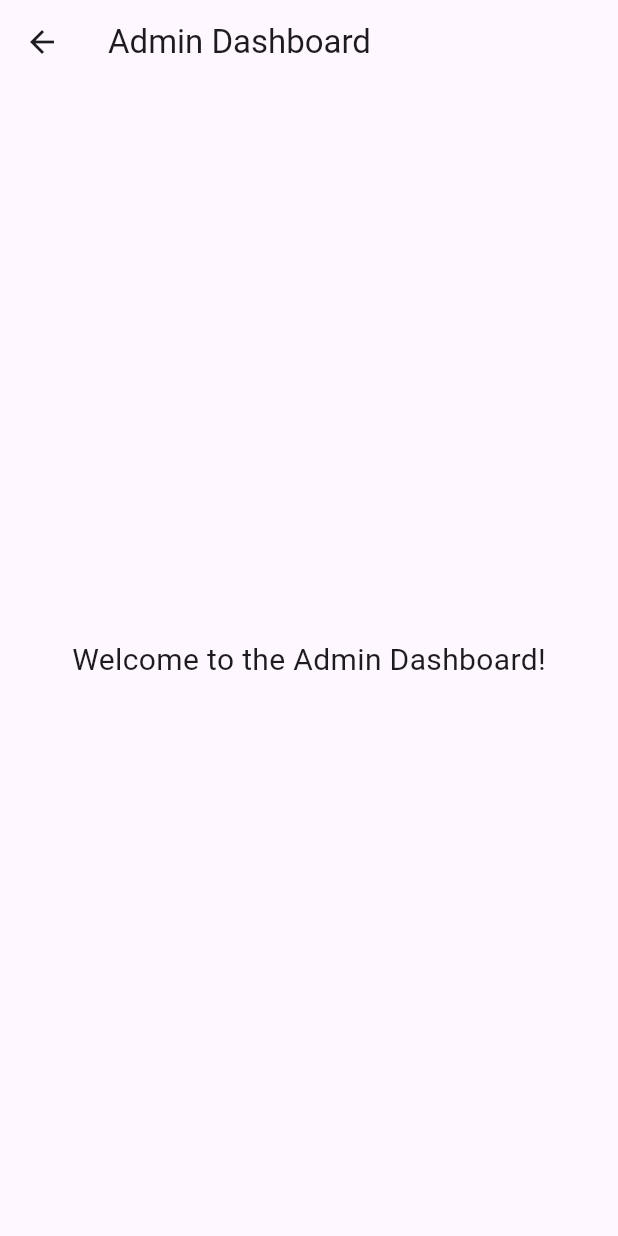
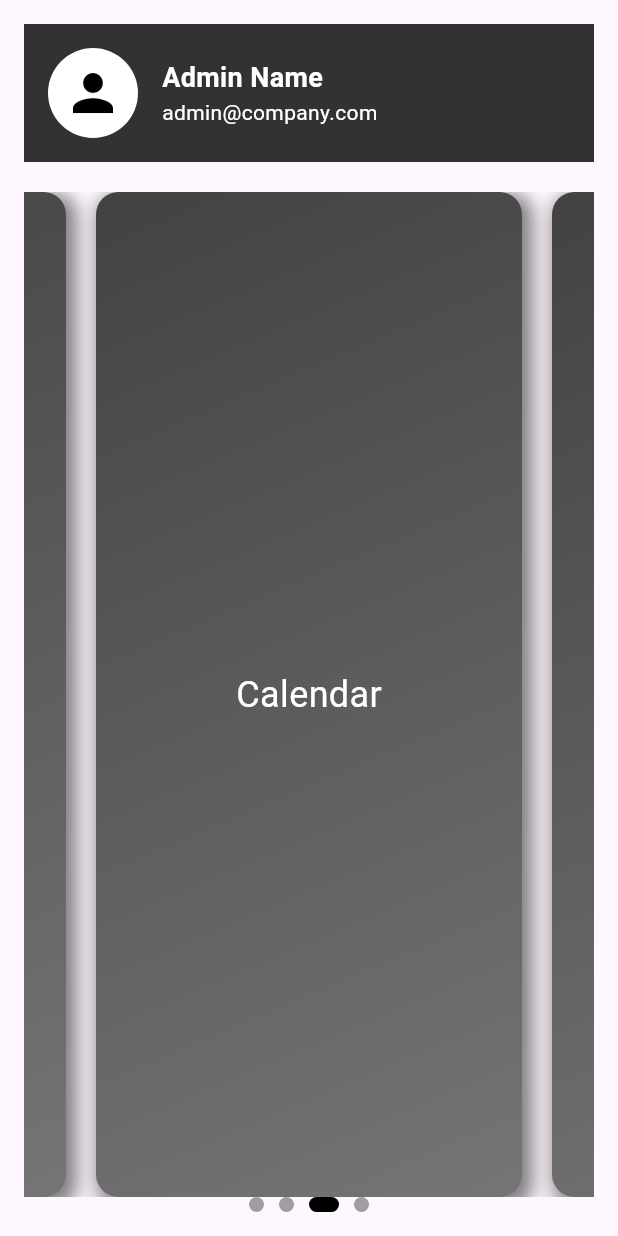
Before and after one commit to JeraldJeff05/GEOLOCATION-MAIN, a Flutter app: the AdminPage screen opened directly, on a phone screen of 412 x 824 dp. Run offline on Flutter 3.47's test engine with Material 3 defaults, Android fonts, the phone set to English and light mode, and no system bars; our stand-ins replace geolocator, table_calendar; project files that could hold a hidden picture were left out.

Commit message:
tangina sa wakas may sarili na ung admin

```diff
--- /dev/null
+++ b/lib/admin/admin_page.dart
@@ -0,0 +1,246 @@
+import 'package:flutter/material.dart';
+
+class AdminPage extends StatefulWidget {
+  @override
+  _AdminPageState createState() => _AdminPageState();
+}
+
+class _AdminPageState extends State<AdminPage> {
+  final PageController _pageController = PageController(
+    initialPage: 2, // Set the initial page to "Calendar"
+    viewportFraction:
+        0.8, // Makes the current page smaller and the next one peeks
+  );
+  int _currentPage = 2; // Start at "Calendar" page
+
+  final List<String> _pageTitles = [
+    'Employees Log',
+    'Geofencing',
+    'Calendar',
+    'Attendance',
+  ];
+
+  @override
+  void initState() {
+    super.initState();
+    // Adding a listener to update the current page index
+    _pageController.addListener(() {
+      setState(() {
+        _currentPage = _pageController.page!.toInt();
+      });
+    });
+  }
+
+  @override
+  Widget build(BuildContext context) {
+    return Scaffold(
+      drawer: _buildNavigationDrawer(),
+      body: LayoutBuilder(
+        builder: (context, constraints) {
+          // Check if the screen width is small (e.g., mobile)
+          bool isMobile = constraints.maxWidth < 600;
+
+          return Row(
+            children: [
+              // The Drawer is now a persistent sidebar for larger screens
+              if (!isMobile)
+                Container(
+                  width: 250, // Fixed width for the drawer on larger screens
+                  child: _buildNavigationDrawer(),
+                ),
+              // Main content is pushed to the right side of the screen
+              Expanded(
+                child: Padding(
+                  padding: const EdgeInsets.all(16.0),
+                  child: Column(
+                    crossAxisAlignment: CrossAxisAlignment.start,
+                    children: [
+                      // Profile Info Section
+                      Container(
+                        padding: const EdgeInsets.all(16),
+                        color: Colors.black.withOpacity(0.8),
+                        child: Row(
+                          children: [
+                            CircleAvatar(
+                              radius: 30,
+                              backgroundColor: Colors.white,
+                              child: Icon(
+                                Icons.person,
+                                color: Colors.black,
+                                size: 40,
+                              ),
+                            ),
+                            const SizedBox(width: 16),
+                            Column(
+                              crossAxisAlignment: CrossAxisAlignment.start,
+                              children: const [
+                                Text(
+                                  'Admin Name',
+                                  style: TextStyle(
+                                    fontSize: 18,
+                                    fontWeight: FontWeight.bold,
+                                    color: Colors.white,
+                                  ),
+                                ),
+                                Text(
+                                  'admin@company.com',
+                                  style: TextStyle(color: Colors.white),
+                                ),
+                              ],
+                            ),
+                          ],
+                        ),
+                      ),
+                      const SizedBox(height: 20),
+
+                      // Container Box for Sections with Swiping
+                      Expanded(
+                        child: PageView.builder(
+                          controller: _pageController,
+                          itemCount:
+                              _pageTitles.length * 1000, // Infinite pages
+                          scrollDirection: Axis.horizontal,
+                          itemBuilder: (context, index) {
+                            int actualIndex = index % _pageTitles.length;
+                            return _buildPage(
+                              _pageTitles[actualIndex],
+                              Colors.grey.withOpacity(0.8),
+                            );
+                          },
+                        ),
+                      ),
+
+                      // Page indicator (dots) at the bottom to show page navigation
+                      Center(
+                        child: Row(
+                          mainAxisAlignment: MainAxisAlignment.center,
+                          children: List.generate(_pageTitles.length, (index) {
+                            return AnimatedContainer(
+                              duration: const Duration(milliseconds: 300),
+                              margin: const EdgeInsets.symmetric(horizontal: 5),
+                              height: 10,
+                              width: _currentPage % _pageTitles.length == index
+                                  ? 20
+                                  : 10,
+                              decoration: BoxDecoration(
+                                color:
+                                    _currentPage % _pageTitles.length == index
+                                        ? Colors.black
+                                        : Colors.grey,
+                                borderRadius: BorderRadius.circular(5),
+                              ),
+                            );
+                          }),
+                        ),
+                      ),
+                    ],
+                  ),
+                ),
+              ),
+            ],
+          );
+        },
+      ),
+    );
+  }
+
+  // Function to build each page section with the text and color
+  Widget _buildPage(String title, Color color) {
+    return Container(
+      margin: const EdgeInsets.symmetric(horizontal: 10), // For the 3D effect
+      decoration: BoxDecoration(
+        gradient: LinearGradient(
+          colors: [
+            Colors.grey[800]!,
+            Colors.grey[600]!
+          ], // 3D effect with a gradient
+          begin: Alignment.topLeft,
+          end: Alignment.bottomRight,
+        ),
+        borderRadius: BorderRadius.circular(15), // Rounded corners for 3D feel
+        boxShadow: [
+          BoxShadow(
+            color: Colors.black
+                .withOpacity(0.5), // Darker shadow for a floating effect
+            spreadRadius: 3,
+            blurRadius: 10,
+            offset:
+                const Offset(4, 4), // Slightly offset shadow to create depth
+          ),
+        ],
+      ),
+      child: Center(
+        child: Text(
+          title,
+          style: const TextStyle(fontSize: 24, color: Colors.white),
+        ),
+      ),
+    );
+  }
+
+  // Build the side navigation drawer
+  Widget _buildNavigationDrawer() {
+    return Drawer(
+      child: Container(
+        color: const Color(0xFF1A1A1A), // Dark grey background
+        child: Column(
+          children: [
+            Container(
+              height: 150,
+              decoration: const BoxDecoration(
+                gradient: LinearGradient(
+                  colors: [Color(0xFF555555), Color(0xFF3B3B3B)],
+                  begin: Alignment.topCenter,
+                  end: Alignment.bottomCenter,
+                ),
+              ),
+              child: Center(
+                child: Column(
+                  mainAxisAlignment: MainAxisAlignment.center,
+                  children: [
+                    const CircleAvatar(
+                      radius: 35,
+                      backgroundColor: Colors.white,
+                      child: Icon(Icons.person, size: 30, color: Colors.black),
+                    ),
+                    const SizedBox(height: 10),
+                    Text(
+                      'Welcome, Admin!',
+                      style: Theme.of(context)
+                          .textTheme
+                          .titleLarge!
+                          .copyWith(color: Colors.white),
+                    ),
+                  ],
+                ),
+              ),
+            ),
+            _buildDrawerItem(Icons.home, 'Home', null),
+            _buildDrawerItem(Icons.settings, 'Settings', null),
+            _buildDrawerItem(Icons.logout, 'Logout', null, isLogout: true),
+          ],
+        ),
+      ),
+    );
+  }
+
+  // Drawer item widget
+  Widget _buildDrawerItem(IconData icon, String label, Widget? destination,
+      {bool isLogout = false}) {
+    return ListTile(
+      leading: Icon(icon, color: Colors.grey[400]),
+      title: Text(
+        label,
+        style: const TextStyle(color: Colors.white),
+      ),
+      onTap: () {
+        if (isLogout) {
+          Navigator.pushReplacementNamed(context, '/');
+        } else if (destination != null) {
+          Navigator.push(
+              context, MaterialPageRoute(builder: (context) => destination));
+        }
+      },
+    );
+  }
+}
--- a/lib/admin_page.dart
+++ /dev/null
@@ -1,20 +0,0 @@
-import 'package:flutter/material.dart';
-
-class AdminPage extends StatelessWidget {
-  const AdminPage({super.key});
-
-  @override
-  Widget build(BuildContext context) {
-    return Scaffold(
-      appBar: AppBar(
-        title: const Text('Admin Dashboard'),
-      ),
-      body: const Center(
-        child: Text(
-          'Welcome to the Admin Dashboard!',
-          style: TextStyle(fontSize: 20),
-        ),
-      ),
-    );
-  }
-}
--- a/lib/api_service.dart
+++ b/lib/api/api_service.dart
@@ -2,7 +2,7 @@ import 'package:http/http.dart' as http;
 
 class ApiService {
   static const String _apiUrl =
-      "http://192.168.120.17:8080/geofence/check"; // Replace with your API URL
+      "http://192.168.120.18:8080/geofence/check"; // Replace with your API URL
 
   Future<String> sendCoordinates(String lat, String lng) async {
     try {
--- a/lib/home_screen.dart
+++ b/lib/home_screen.dart
@@ -457,7 +457,7 @@ class _HomeScreenState extends State<HomeScreen> {
     );
   }
 
-// Updated to accept height for consistent sizes
+  // Updated to accept height for consistent sizes
   Widget _buildFeatureCard(String title, List<Widget> children,
       {double height = 250}) {
     return Card(
--- a/lib/main.dart
+++ b/lib/main.dart
@@ -1,10 +1,10 @@
 import 'package:flutter/material.dart';
-import 'location_service.dart';
-import 'api_service.dart';
+import 'location/location_service.dart';
+import 'api/api_service.dart';
 import 'dart:async';
 import 'front_page.dart';
 import 'home_screen.dart';
-import 'admin_page.dart';
+import 'admin/admin_page.dart';
 
 void main() {
   runApp(const MyApp());
@@ -26,6 +26,7 @@ class MyApp extends StatelessWidget {
         '/start': (context) => const StartScreen(),
         '/': (context) => MyHomePage(),
         '/home': (context) => HomeScreen(),
+        '/admin': (context) => AdminPage(),
       },
     );
   }
@@ -146,7 +147,6 @@ class _StartScreenState extends State<StartScreen> {
           ),
           // Positioned "Get Started" button
           if (_showButton) // Show the button only if _showButton is true
-            if (_showButton) // Show the button only if _showButton is true
             Align(
               alignment:
                   const Alignment(-0.65, -0.1), // Adjust alignment as needed
@@ -155,8 +155,8 @@ class _StartScreenState extends State<StartScreen> {
                     _fadeOutAndNavigate, // Trigger the function when the GIF is tapped
                 child: Image.asset(
                   'assets/startbutton.gif', // Path to the GIF file
-                    width: 200, // Adjust the size of the GIF
-                    height: 150, // Adjust height as needed
+                  width: 250, // Adjust the size of the GIF
+                  height: 200, // Adjust height as needed
                   fit: BoxFit
                       .contain, // Ensure the GIF fits well within the bounds
                 ),
--- a/pubspec.yaml
+++ b/pubspec.yaml
@@ -83,6 +83,7 @@ flutter:
     - assets/FinalBG.png
     - assets/startbutton.gif
     - assets/reversebg.png
+    - assets/gettingloc.gif
 
   fonts:
     - family: CustomFont
```
Also changed, not shown: lib/api/api_login.dart (+17 -19 lines), lib/front_page.dart (+33 -40 lines), lib/sign_in.dart (deleted, +0 -149 lines), assets/gettingloc.gif (added), lib/hello.txt (deleted), lib/location/location_service.dart (renamed from lib/location_service.dart). Lines whose indentation alone changed are shown as unchanged.
